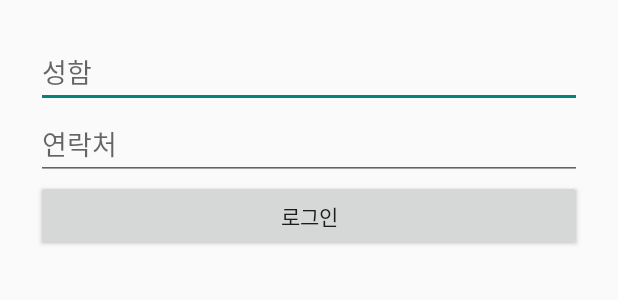
After one commit to PolestarHealthCare-Corp/UserApp_backEnd, an Android app built with Jetpack Compose: the layout activity_login.xml on its own in the app's theme, with its tools: preview values and no code run, on a phone screen of 412 x 824 dp. The commit adds this screen. Shown: the top 300 px of the screen. Run offline under Robolectric (Android 15) with nearby library versions, the phone set to English and light mode, and no system bars.

Commit message:
v1.5-Error Fixed(Not All), Create(HospitalUiState.kt, activity_login.xml), Refactoring(ApiClient.kt, HospitalActivity.kt, LoginActivity.kt, activity_hospital.xml)

```diff
--- a/app/src/main/res/layout/activity_hospital.xml
+++ b/app/src/main/res/layout/activity_hospital.xml
@@ -1,6 +1,7 @@
 <?xml version="1.0" encoding="utf-8"?>
 
-<ScrollView xmlns:android="http://schemas.android.com/apk/res/android"
+<layout xmlns:android="http://schemas.android.com/apk/res/android">
+    <ScrollView
     android:layout_width="match_parent"
     android:layout_height="match_parent">
 
@@ -107,3 +108,4 @@
                 android:enabled="false" />
         </LinearLayout>
     </ScrollView>
+</layout>
--- /dev/null
+++ b/app/src/main/res/layout/activity_login.xml
@@ -0,0 +1,34 @@
+<?xml version="1.0" encoding="utf-8"?>
+<LinearLayout
+    xmlns:android="http://schemas.android.com/apk/res/android"
+    android:orientation="vertical"
+    android:padding="24dp"
+    android:layout_width="match_parent"
+    android:layout_height="match_parent">
+
+    <EditText
+        android:id="@+id/editTextName"
+        android:hint="성함"
+        android:layout_width="match_parent"
+        android:layout_height="wrap_content"/>
+
+    <EditText
+        android:id="@+id/editTextPhone"
+        android:hint="연락처"
+        android:inputType="phone"
+        android:layout_width="match_parent"
+        android:layout_height="wrap_content"/>
+
+    <ProgressBar
+        android:id="@+id/progressBar"
+        android:visibility="gone"
+        android:layout_width="wrap_content"
+        android:layout_height="wrap_content"
+        android:layout_gravity="center"/>
+
+    <Button
+        android:id="@+id/btnLogin"
+        android:text="로그인"
+        android:layout_width="match_parent"
+        android:layout_height="wrap_content"/>
+</LinearLayout>
--- a/gradle/libs.versions.toml
+++ b/gradle/libs.versions.toml
@@ -8,6 +8,8 @@ espressoCore = "3.6.1"
 lifecycleRuntimeKtx = "2.9.1"
 activityCompose = "1.10.1"
 composeBom = "2024.09.00"
+hilt = "2.54"
+glide = "4.16.0"
 
 [libraries]
 androidx-core-ktx = { group = "androidx.core", name = "core-ktx", version.ref = "coreKtx" }
@@ -24,8 +26,12 @@ androidx-ui-tooling-preview = { group = "androidx.compose.ui", name = "ui-toolin
 androidx-ui-test-manifest = { group = "androidx.compose.ui", name = "ui-test-manifest" }
 androidx-ui-test-junit4 = { group = "androidx.compose.ui", name = "ui-test-junit4" }
 androidx-material3 = { group = "androidx.compose.material3", name = "material3" }
+hilt-android = { group = "com.google.dagger", name = "hilt-android", version.ref = "hilt" }
+hilt-compiler = { group = "com.google.dagger", name = "hilt-compiler", version.ref = "hilt" }
+glide = { group = "com.github.bumptech.glide", name = "glide", version.ref = "glide" }
 
 [plugins]
 android-application = { id = "com.android.application", version.ref = "agp" }
 kotlin-android = { id = "org.jetbrains.kotlin.android", version.ref = "kotlin" }
 kotlin-compose = { id = "org.jetbrains.kotlin.plugin.compose", version.ref = "kotlin" }
+hilt-plugin = { id = "com.google.dagger.hilt.android", version.ref = "hilt" }
```
Also changed, not shown: app/build.gradle.kts (+7 -1 lines), app/src/main/java/com/example/referralapp/data/api/ApiClient.kt (+11 -0 lines), app/src/main/java/com/example/referralapp/ui/hospital/HospitalActivity.kt (+45 -14 lines), app/src/main/java/com/example/referralapp/ui/hospital/HospitalUiState.kt (added, +8 -0 lines), app/src/main/java/com/example/referralapp/ui/login/LoginActivity.kt (+58 -7 lines). Lines whose indentation alone changed are shown as unchanged.
